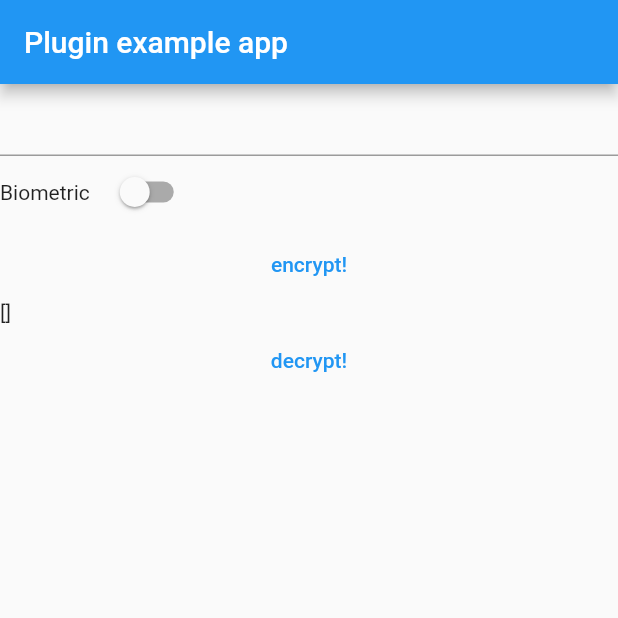
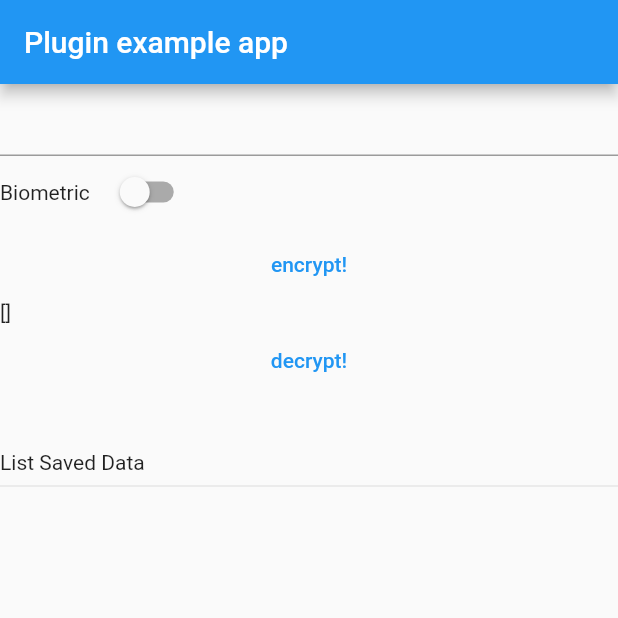
Before and after one commit to mazidahmad/flutter_hsm, a Flutter app: the screen it shows after launch, after a tap on "decrypt!", on a phone screen of 412 x 824 dp, the top half of it. Run offline on Flutter 3.47's test engine with Material 2 defaults, Android fonts, the phone set to English and light mode, and no system bars; our stand-ins replace shared_preferences; missing offline and left inert: flutter_keystore, secure_enclave.

Commit message:
refactor(example): Update example project and export android prompt info

```diff
--- a/example/lib/main.dart
+++ b/example/lib/main.dart
@@ -3,6 +3,7 @@ import 'dart:typed_data';
 import 'package:flutter/material.dart';
 
 import 'package:flutter_hsm/flutter_hsm.dart';
+import 'package:shared_preferences/shared_preferences.dart';
 
 final _messangerKey = GlobalKey<ScaffoldMessengerState>();
 
@@ -19,8 +20,8 @@ class MyApp extends StatefulWidget {
 
 class _MyAppState extends State<MyApp> {
   final _hsmPackage = FlutterHardwareSecureModule();
-  final String tag = "keychain-coinbit.privateKey";
-  final String tagBiometric = "keychain-coinbit.privateKeyPresence";
+  final String tag = "keychain-test.privateKey";
+  final String tagBiometric = "keychain-test.privateKeyPresence";
   bool _isRequiresBiometric = false;
   String publicKey = "";
 
@@ -30,29 +31,58 @@ class _MyAppState extends State<MyApp> {
   Uint8List encryptedWithPublicKey = Uint8List(0);
   String decrypted = "";
 
+  List<String> _listData = [];
+
+  late AccessControlHsm _accessControl;
+  late AndroidPromptInfo _androidPromptInfo;
+
+  void saveData() async {
+    var prefs = await SharedPreferences.getInstance();
+    await prefs.setStringList("datas", _listData);
+  }
+
+  void getData() async {
+    getData();
+    var prefs = await SharedPreferences.getInstance();
+    setState(() {
+      _listData = prefs.getStringList("datas") ?? [];
+    });
+  }
+
   @override
   void initState() {
     super.initState();
+    getData();
+    _androidPromptInfo = AndroidPromptInfo(
+        title: "Confirm Biometric",
+        confirmationRequired: false,
+        negativeButton: "Cancel Auth");
+    _accessControl = AccessControlHsm(
+        options: _isRequiresBiometric
+            ? [
+                AccessControlOption.userPresence,
+                AccessControlOption.privateKeyUsage
+              ]
+            : [AccessControlOption.privateKeyUsage],
+        authRequired: _isRequiresBiometric,
+        tag: _isRequiresBiometric ? tagBiometric : tag,
+        promptInfo: _androidPromptInfo);
   }
 
   void encrypt(String message) {
-    _hsmPackage.encrypt(message: message, accessControl: AccessControlHsm(
-      options: _isRequiresBiometric? [AccessControlOption.userPresence, AccessControlOption.privateKeyUsage] : [AccessControlOption.privateKeyUsage],
-      authRequired: _isRequiresBiometric,
-      tag: _isRequiresBiometric ? tagBiometric : tag,)).then((result) =>
-        setState(() {
+    _hsmPackage
+        .encrypt(message: message, accessControl: _accessControl)
+        .then((result) => setState(() {
               encrypted = result ?? Uint8List(0);
+              _listData.add(String.fromCharCodes(encrypted));
+              saveData();
             }));
   }
 
   void decrypt(Uint8List message) {
-    _hsmPackage.decrypt(
-       message: message, accessControl: AccessControlHsm(
-      options: _isRequiresBiometric? [AccessControlOption.userPresence, AccessControlOption.privateKeyUsage] : [AccessControlOption.privateKeyUsage],
-       authRequired: _isRequiresBiometric,
-      tag: _isRequiresBiometric ? tagBiometric : tag,))
-        .then((result) =>
-        setState(() {
+    _hsmPackage
+        .decrypt(message: message, accessControl: _accessControl)
+        .then((result) => setState(() {
               decrypted = result ?? "";
             }));
   }
@@ -73,28 +103,69 @@ class _MyAppState extends State<MyApp> {
             Row(
               children: [
                 const Text("Biometric"),
-                const SizedBox(width: 10,),
-                Switch(value: _isRequiresBiometric, onChanged: (value) {
+                const SizedBox(
+                  width: 10,
+                ),
+                Switch(
+                    value: _isRequiresBiometric,
+                    onChanged: (value) {
                       setState(() {
                         _isRequiresBiometric = value;
                         encrypted = Uint8List(0);
                         decrypted = "";
+                        _accessControl = _accessControl.copyWith(
+                            tag: value ? tagBiometric : tag,
+                            options: value
+                                ? [
+                                    AccessControlOption.userPresence,
+                                    AccessControlOption.privateKeyUsage
+                                  ]
+                                : [AccessControlOption.privateKeyUsage],
+                            authRequired: value);
                       });
                     }),
               ],
             ),
-            TextButton(onPressed: () {
+            TextButton(
+                onPressed: () {
                   encrypt(input.text);
                   // input.clear();
-            }, child: Text("encrypt!")),
-            Text(
-                encrypted.toString()
+                },
+                child: Text("encrypt!")),
+            Text(encrypted.toString()),
+            TextButton(
+                onPressed: () {
+                  decrypt(encrypted);
+                },
+                child: Text("decrypt!")),
+            Text(decrypted),
+            SizedBox(
+              height: 20,
             ),
-            TextButton(onPressed: () {
-              decrypt(encrypted);
-            }, child: Text("decrypt!")),
-            Text(
-                decrypted
+            Text("List Saved Data"),
+            Divider(),
+            ListView.builder(
+              itemCount: _listData.length,
+              shrinkWrap: true,
+              itemBuilder: (_, idx) => Column(
+                children: [
+                  Row(
+                    children: [
+                      Expanded(child: Text(_listData[idx])),
+                      SizedBox(
+                        width: 10,
+                      ),
+                      TextButton(
+                        onPressed: () {
+                          decrypt(
+                              Uint8List.fromList((_listData[idx]).codeUnits));
+                        },
+                        child: Text("decrypt"),
+                      ),
+                    ],
+                  ),
+                ],
+              ),
             ),
           ],
         ),
--- a/example/pubspec.yaml
+++ b/example/pubspec.yaml
@@ -24,6 +24,7 @@ dependencies:
   # The following adds the Cupertino Icons font to your application.
   # Use with the CupertinoIcons class for iOS style icons.
   cupertino_icons: ^1.0.2
+  shared_preferences: ^2.0.15
 
 dev_dependencies:
   flutter_test:
--- a/lib/src/model/access_control_hsm.dart
+++ b/lib/src/model/access_control_hsm.dart
@@ -1,8 +1,27 @@
-import 'package:secure_enclave/secure_enclave.dart';
+// ignore_for_file: public_member_api_docs, sort_constructors_first
+import 'package:flutter_hsm/flutter_hsm.dart';
 
 class AccessControlHsm extends AccessControl {
   final bool authRequired;
+  final AndroidPromptInfo? promptInfo;
 
-  AccessControlHsm({required super.options, required super.tag, required this.authRequired});
+  AccessControlHsm(
+      {required super.options,
+      required super.tag,
+      required this.authRequired,
+      this.promptInfo});
 
+  AccessControlHsm copyWith({
+    List<AccessControlOption>? options,
+    String? tag,
+    bool? authRequired,
+    AndroidPromptInfo? promptInfo,
+  }) {
+    return AccessControlHsm(
+      authRequired: authRequired ?? this.authRequired,
+      options: options ?? super.options,
+      tag: tag ?? super.tag,
+      promptInfo: promptInfo ?? this.promptInfo,
+    );
+  }
 }
```
Also changed, not shown: lib/flutter_hsm.dart (+13 -7 lines), lib/src/android_hsm_impl.dart (+18 -5 lines), example/pubspec.lock, 7 other files. Lines whose indentation alone changed are shown as unchanged.
